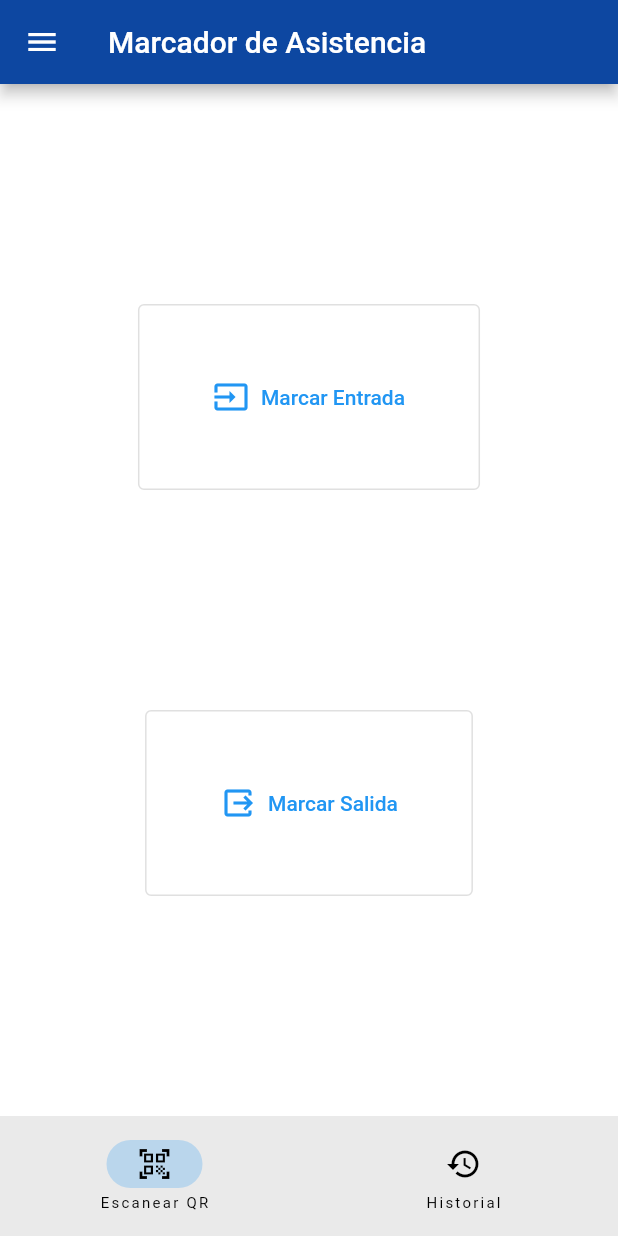
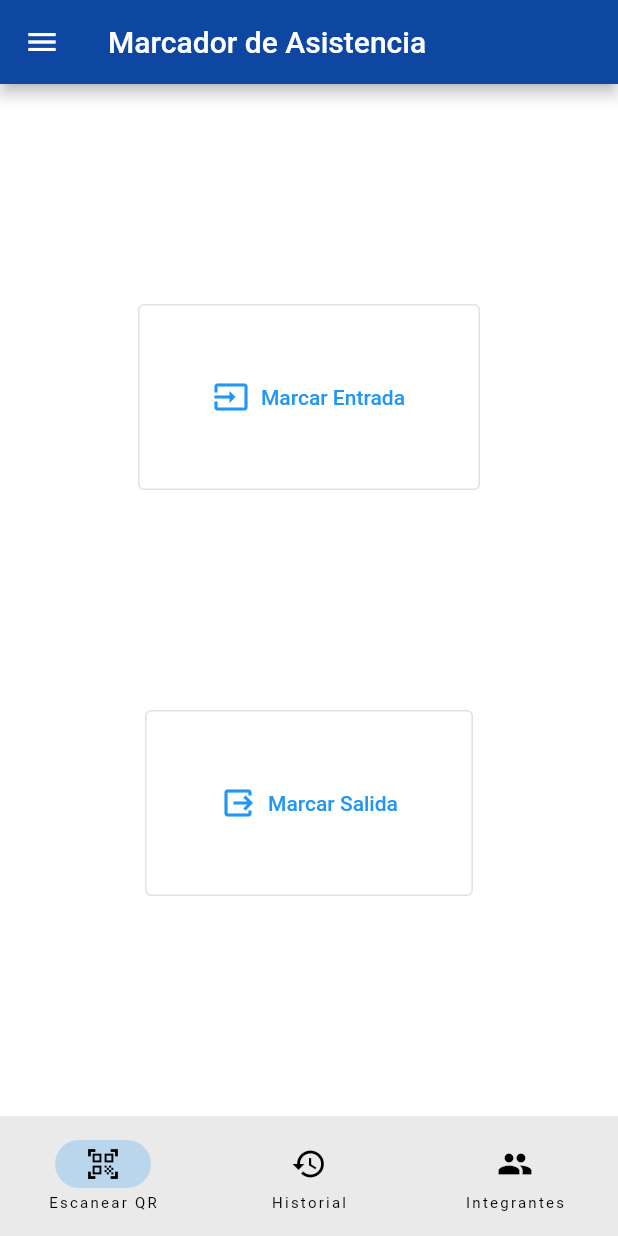
Before and after one commit to AllanMoralesPrado/cpyd2022-01-MobileApp, a Flutter app: the screen it shows after launch, on a phone screen of 412 x 824 dp. Run offline on Flutter 3.47's test engine with Material 2 defaults, Android fonts, the phone set to English and light mode, and no system bars; missing offline and left inert: qr_code_scanner.

Commit message:
Container con la lista de integrantes

```diff
--- a/app/lib/main.dart
+++ b/app/lib/main.dart
@@ -65,10 +65,6 @@ class _NavigationExampleState extends State<NavigationExample> {
               leading: Icon(Icons.logout),
               title: Text('Cerrar Sesión'),
             ),
-            ListTile(
-              leading: Icon(Icons.question_mark),
-              title: Text('Acerca de'),
-            ),
           ],
         ),
       ),
@@ -87,6 +83,10 @@ class _NavigationExampleState extends State<NavigationExample> {
           NavigationDestination(
             icon: Icon(Icons.history),
             label: 'Historial',
+          ),
+          NavigationDestination(
+            icon: Icon(Icons.people),
+            label: 'Integrantes',
           ),
         ],
       ),
@@ -128,6 +128,24 @@ class _NavigationExampleState extends State<NavigationExample> {
             alignment: Alignment.center,
             child: const Text(
                 'EXCEPCION EN services.dart, linea 13. Descripcion en lineas 21 - 23')
+            /*FutureBuilder<Classrooms>(
+            future: futureClassrooms,
+            builder: (context, snapshot) {
+              if (snapshot.hasData) {
+                return Text(snapshot.data!.classroom);
+              } else if (snapshot.hasError) {
+                return Text('${snapshot.error}');
+              }
+
+              // By default, show a loading spinner.
+              return const CircularProgressIndicator();
+            },
+          ),*/
+            ),
+        Container(
+            color: Colors.white,
+            alignment: Alignment.center,
+            child: const Text('Integrantes\n- Allan Morales Prado')
             /*FutureBuilder<Classrooms>(
             future: futureClassrooms,
             builder: (context, snapshot) {
```
Also changed, not shown: app/lib/pages/about_me.dart (deleted, +0 -22 lines).
